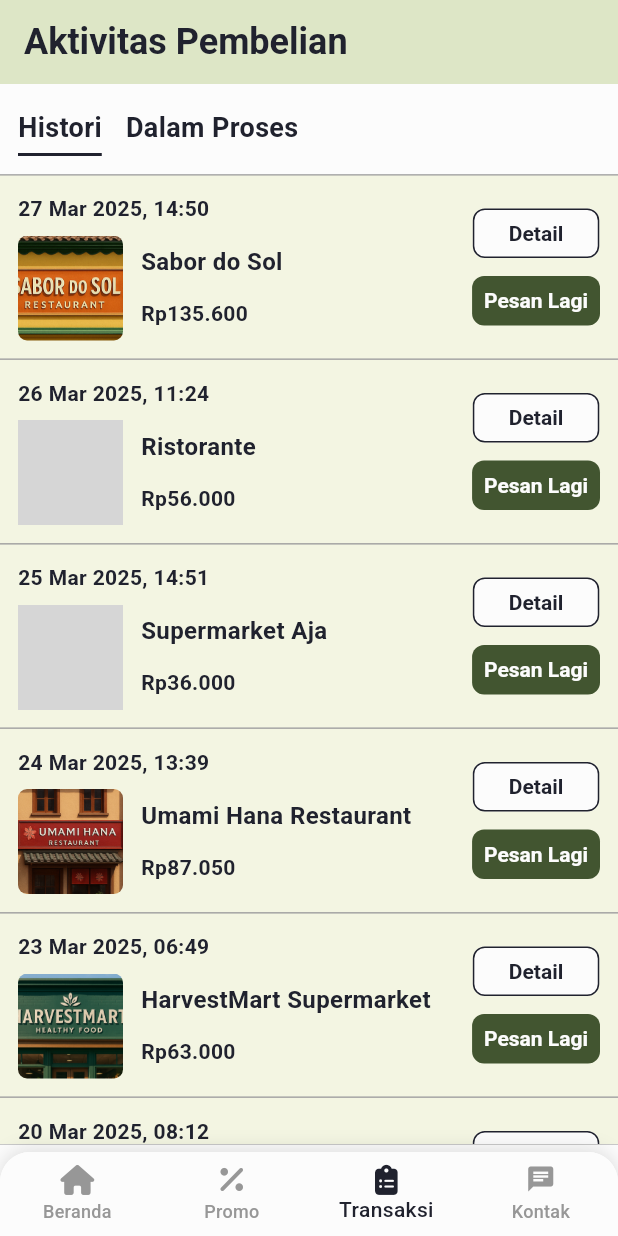
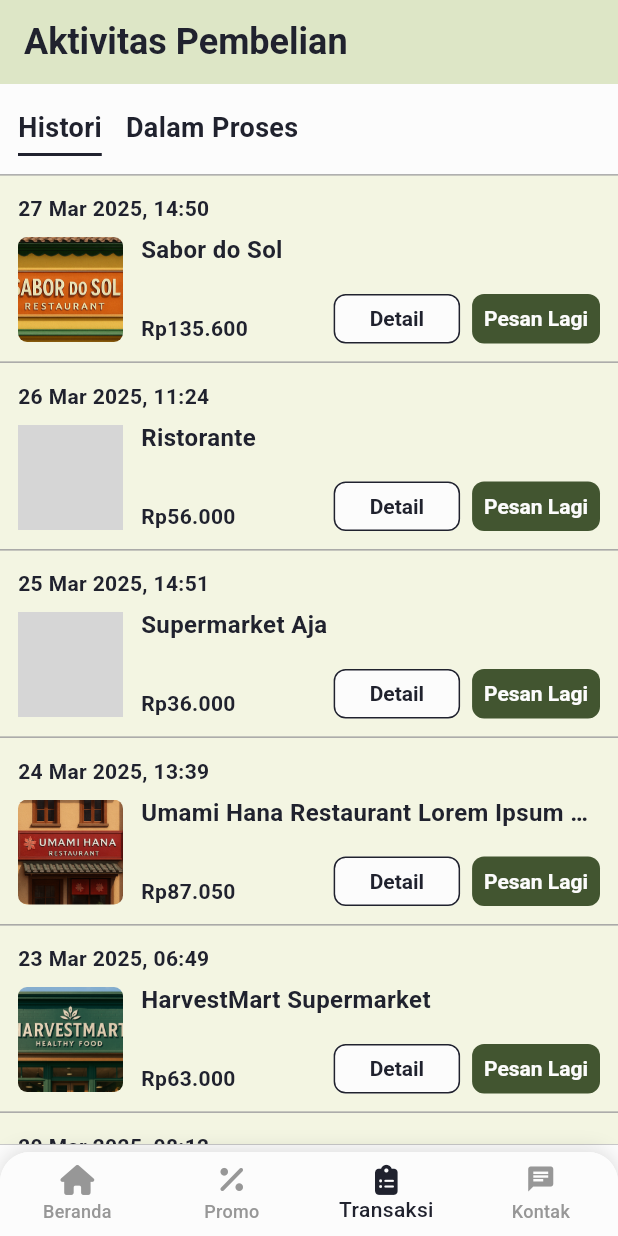
Before and after one commit to jasonrivalino/ta_nutrisenior_app, a Flutter app: the HistoryListView screen opened by its route, on a phone screen of 412 x 824 dp. Run offline on Flutter 3.47's test engine with Material 3 defaults, Android fonts, the phone set to English and light mode, and no system bars; our stand-ins replace connectivity_plus, flutter_local_notifications, fluttertoast, font_awesome_flutter, go_router, google_sign_in and 2 more; Roboto replaces fonts that are missing (Roboto-Bold); grey boxes are pictures that could not be loaded.

Commit message:
fix: history card layouting

```diff
--- a/lib/features/HistorySection/history_list_data.dart
+++ b/lib/features/HistorySection/history_list_data.dart
@@ -27,7 +27,7 @@ List<Map<String, dynamic>> doneHistoryList = [
     'id': 4,
     'orderDate': DateTime(2025, 3, 24, 13, 39),
     'image': 'assets/images/dummy/restaurant/umamihana.png',
-    'businessName': 'Umami Hana Restaurant',
+    'businessName': 'Umami Hana Restaurant Lorem Ipsum Dolor Sit Amet',
     'totalPrice': 87050,
     'cardType': 'done',
   },
--- a/lib/shared/widgets/product_card/history_card_list.dart
+++ b/lib/shared/widgets/product_card/history_card_list.dart
@@ -60,6 +60,16 @@ class HistoryCardList extends StatelessWidget {
                         color: AppColors.dark,
                       ),
                     ),
+                    if (cardType != 'done')
+                      Text(
+                        cardType.toUpperCase(),
+                        style: const TextStyle(
+                          fontWeight: FontWeight.bold,
+                          color: AppColors.dark,
+                          fontSize: 14,
+                          fontFamily: AppFonts.fontBold,
+                        ),
+                      ),
                   ],
                 ),
                 const SizedBox(height: 8),
@@ -89,10 +99,13 @@ class HistoryCardList extends StatelessWidget {
                               color: AppColors.dark,
                               height: 1.2,
                             ),
-                            maxLines: 2,
+                            maxLines: 1,
                             overflow: TextOverflow.ellipsis,
                           ),
-                          SizedBox(height: 15),
+                          SizedBox(height: 20),
+                          Row(
+                            crossAxisAlignment: CrossAxisAlignment.end,
+                            children: [
                               Text(
                                 NumberFormat.currency(
                                   locale: 'id_ID',
@@ -106,36 +119,14 @@ class HistoryCardList extends StatelessWidget {
                                   color: AppColors.dark,
                                 ),
                               ),
-                        ],
-                      ),
-                    ),
-                  ],
-                ),
-              ],
-            ),
-          ),
-
-          // Right section
-          const SizedBox(width: 12),
+                              const Spacer(),
                               Column(
                                 mainAxisSize: MainAxisSize.min,
                                 mainAxisAlignment: MainAxisAlignment.end,
                                 crossAxisAlignment: CrossAxisAlignment.center,
                                 children: [
-              if (cardType != 'done')
-                Text(
-                  cardType.toUpperCase(),
-                  style: const TextStyle(
-                    fontWeight: FontWeight.bold,
-                    color: AppColors.dark,
-                    fontSize: 14,
-                    fontFamily: AppFonts.fontBold,
-                  ),
-                ),
-              if (cardType != 'done') const SizedBox(height: 16),
-
                                   if (cardType == 'done')
-                Column(
+                                    Row(
                                       children: [
                                         ElevatedButton(
                                           style: ElevatedButton.styleFrom(
@@ -162,7 +153,7 @@ class HistoryCardList extends StatelessWidget {
                                           },
                                           child: const Text("Detail"),
                                         ),
-                    const SizedBox(height: 12),
+                                        const SizedBox(width: 8),
                                         ElevatedButton(
                                           style: ElevatedButton.styleFrom(
                                             backgroundColor: AppColors.woodland,
@@ -218,6 +209,16 @@ class HistoryCardList extends StatelessWidget {
                               ),
                             ],
                           ),
+                        ],
+                      ),
+                    ),
+                  ],
+                ),
+              ],
+            ),
+          ),
+        ],
+      ),
     );
   }
 }
```
Lines whose indentation alone changed are shown as unchanged.
